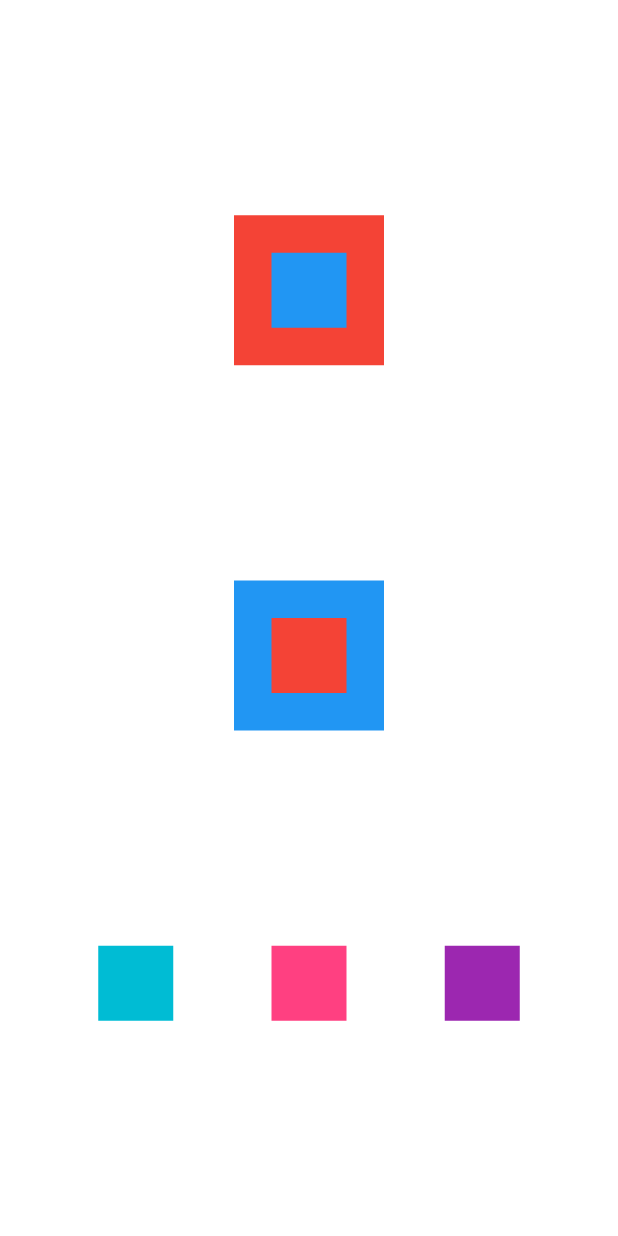
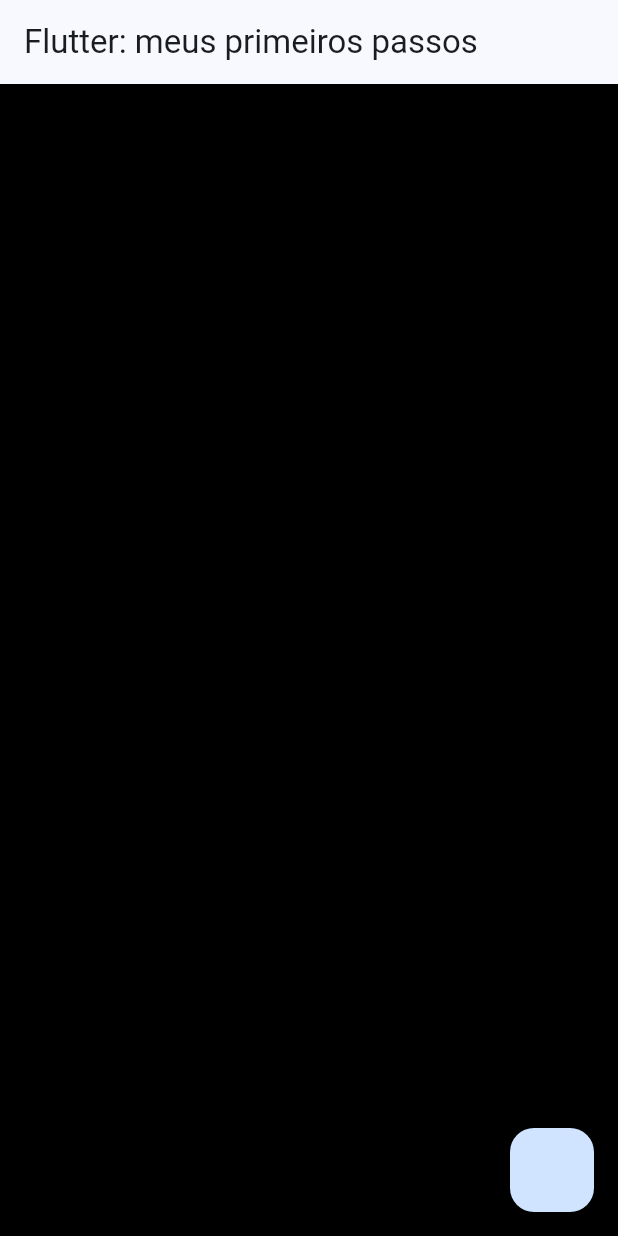
Before and after one commit to oKrolik/tasks_flutter, a Flutter app: the screen it shows after launch, on a phone screen of 412 x 824 dp. Run offline on Flutter 3.47's test engine with Material 3 defaults, Android fonts, the phone set to English and light mode, and no system bars.

Commit message:
Minor changes

```diff
--- a/lib/main.dart
+++ b/lib/main.dart
@@ -13,65 +13,19 @@ class MyApp extends StatelessWidget {
     return MaterialApp(
       title: 'Flutter Demo',
       theme: ThemeData(
-        colorScheme: ColorScheme.fromSeed(seedColor: Colors.deepPurple),
+        colorScheme: ColorScheme.fromSeed(seedColor: Colors.blue),
         useMaterial3: true,
       ),
-      home: Column(
-        mainAxisAlignment: MainAxisAlignment.spaceEvenly,
-        crossAxisAlignment: CrossAxisAlignment.center,
-        children: [
-          Stack(
-            alignment: AlignmentDirectional.center,
-            children: [
-              Container(
-                color: Colors.red,
-                width: 100,
-                height: 100,
-              ),
-              Container(
-                color: Colors.blue,
-                width: 50,
-                height: 50,
-              ),
-            ],
-          ),
-          Stack(
-            alignment: AlignmentDirectional.center,
-            children: [
-              Container(
-                color: Colors.blue,
-                width: 100,
-                height: 100,
-              ),
-              Container(
-                color: Colors.red,
-                width: 50,
-                height: 50,
-              ),
-            ],
-          ),
-          Row(
-            mainAxisAlignment: MainAxisAlignment.spaceEvenly,
-            crossAxisAlignment: CrossAxisAlignment.center,
-            children: [
-              Container(
-                color: Colors.cyan,
-                height: 50,
-                width: 50,
-              ),
-              Container(
-                color: Colors.pinkAccent,
-                height: 50,
-                width: 50,
-              ),
-              Container(
-                color: Colors.purple,
-                height: 50,
-                width: 50,
-              )
-            ],
-          ),
-        ],
+      home: Scaffold(
+        appBar: AppBar(
+          title: Text('Flutter: meus primeiros passos'),
+        ),
+        body: Container(color: Colors.black,),
+        floatingActionButton: FloatingActionButton(
+          onPressed: () {
+            print('Você pressionou o botão.');
+          },
+        ),
       ),
     );
   }
```
Also changed, not shown: lib/minha_primeira_tela.dart (added, +78 -0 lines).
